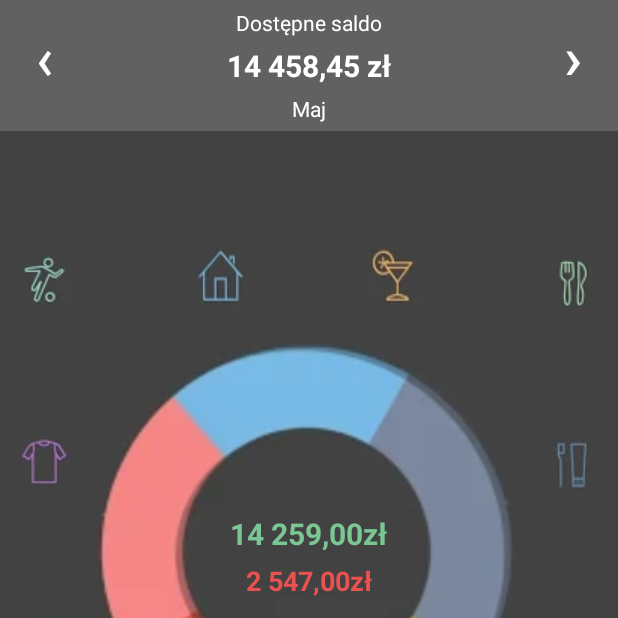
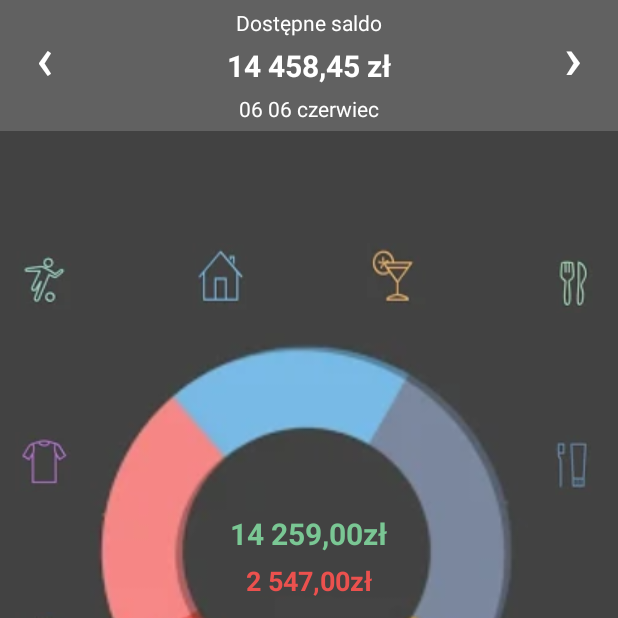
Before and after one commit to jaroslawlesniak/budzet-domowy, an Android app: the screen it shows after launch (homepage), on a phone screen of 412 x 824 dp, the top half of it. Run offline under Robolectric (Android 15) with nearby library versions, the phone set to English and light mode, and no system bars.

Commit message:
Ustawianie poczatkowej daty

```diff
--- a/app/src/main/java/edu/psm/budzetdomowy/homepage.java
+++ b/app/src/main/java/edu/psm/budzetdomowy/homepage.java
@@ -7,12 +7,19 @@ import androidx.drawerlayout.widget.DrawerLayout;
 
 import android.content.Intent;
 import android.os.Bundle;
+import android.util.Log;
 import android.view.MenuItem;
 import android.view.View;
 import android.widget.Button;
-import android.widget.Toast;
+import android.widget.TextView;
 
 import com.google.android.material.navigation.NavigationView;
+
+import java.text.DateFormat;
+import java.text.SimpleDateFormat;
+import java.util.Calendar;
+import java.util.Date;
+import java.util.Locale;
 
 import edu.psm.budzetdomowy.utils.Category;
 import edu.psm.budzetdomowy.utils.SummaryInterval;
@@ -20,12 +27,20 @@ import edu.psm.budzetdomowy.utils.Transaction;
 
 public class homepage extends AppCompatActivity implements View.OnClickListener {
 
+    // Czy wybieramy podsumowanie z dnia, miesiąca itp.
     int selectedSummaryInterval = SummaryInterval.MONTH;
+
+    // Okresy podsumowania - od, do
+    Date startSummaryInterval, endSummaryInterval;
+
+    TextView selectedInterval;
 
     @Override
     protected void onCreate(Bundle savedInstanceState) {
         super.onCreate(savedInstanceState);
         setContentView(R.layout.activity_homepage);
+
+        selectedInterval = findViewById(R.id.selectedInterval);
 
         findViewById(R.id.btn1).setOnClickListener(this);
         findViewById(R.id.btn2).setOnClickListener(this);
@@ -91,6 +106,26 @@ public class homepage extends AppCompatActivity implements View.OnClickListener
                 return true;
             }
         });
+
+        // Ustawienie obecnej daty
+        DateFormat dateFormat = new SimpleDateFormat("dd MM LLLL", new Locale("pl", "PL"));
+        Date date = new Date();
+        selectedInterval.setText(dateFormat.format(date).substring(0, 1).toUpperCase() + dateFormat.format(date).substring(1).toLowerCase());
+
+        //Wybór przedziału podumowania, od pierwszego do ostataniego dnia miesiąca
+        Calendar cal = Calendar.getInstance();
+        cal.setTime(date);
+
+        // Określenie pierwszego dnia miesiąca
+        cal.set(Calendar.DAY_OF_MONTH, cal.getActualMinimum(Calendar.DAY_OF_MONTH));
+        startSummaryInterval = cal.getTime();
+
+        // Określenie ostatniego dnia miesiąca
+        cal.set(Calendar.DAY_OF_MONTH, cal.getActualMaximum(Calendar.DAY_OF_MONTH));
+        endSummaryInterval = cal.getTime();
+
+        Log.i("t", dateFormat.format(startSummaryInterval));
+        Log.i("t", dateFormat.format(endSummaryInterval));
     }
 
     protected void openTransactionActivity(String category, int type) {
--- a/app/src/main/res/layout/activity_homepage.xml
+++ b/app/src/main/res/layout/activity_homepage.xml
@@ -190,7 +190,7 @@
                 app:layout_constraintTop_toTopOf="parent">
 
                 <TextView
-                    android:id="@+id/textView"
+                    android:id="@+id/selectedInterval"
                     android:layout_width="wrap_content"
                     android:layout_height="wrap_content"
                     android:layout_marginTop="5dp"
```
